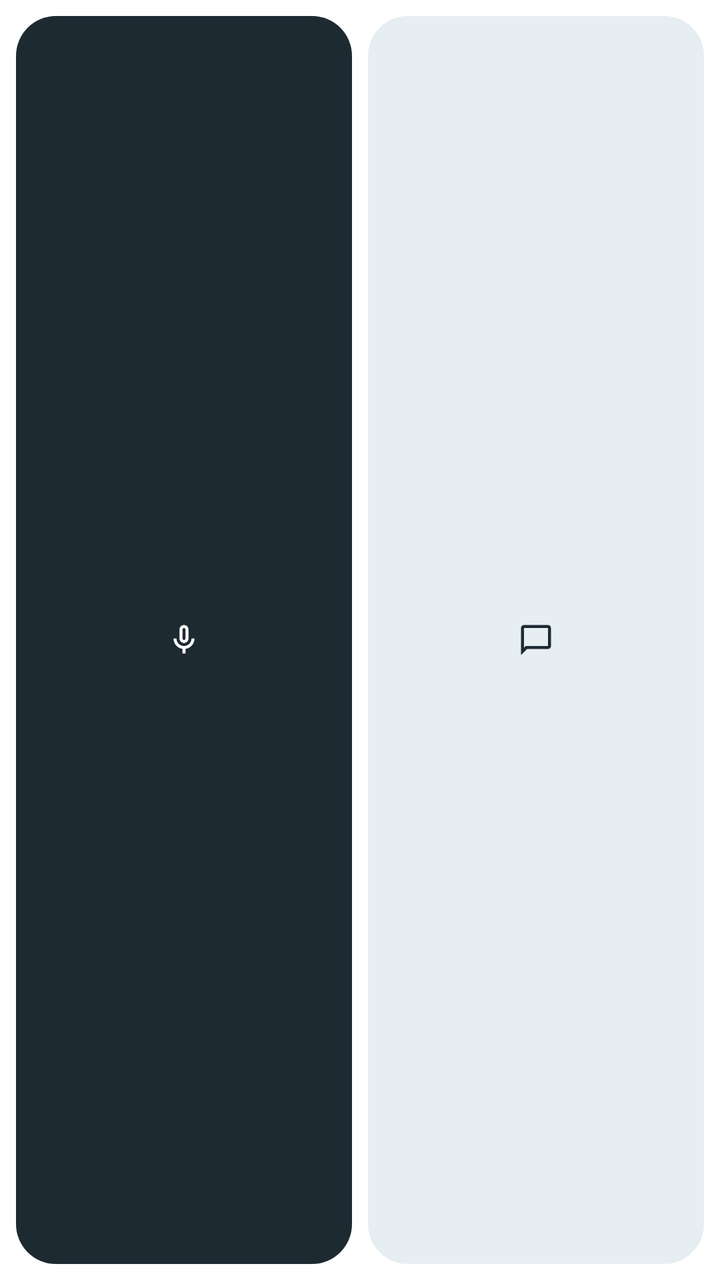
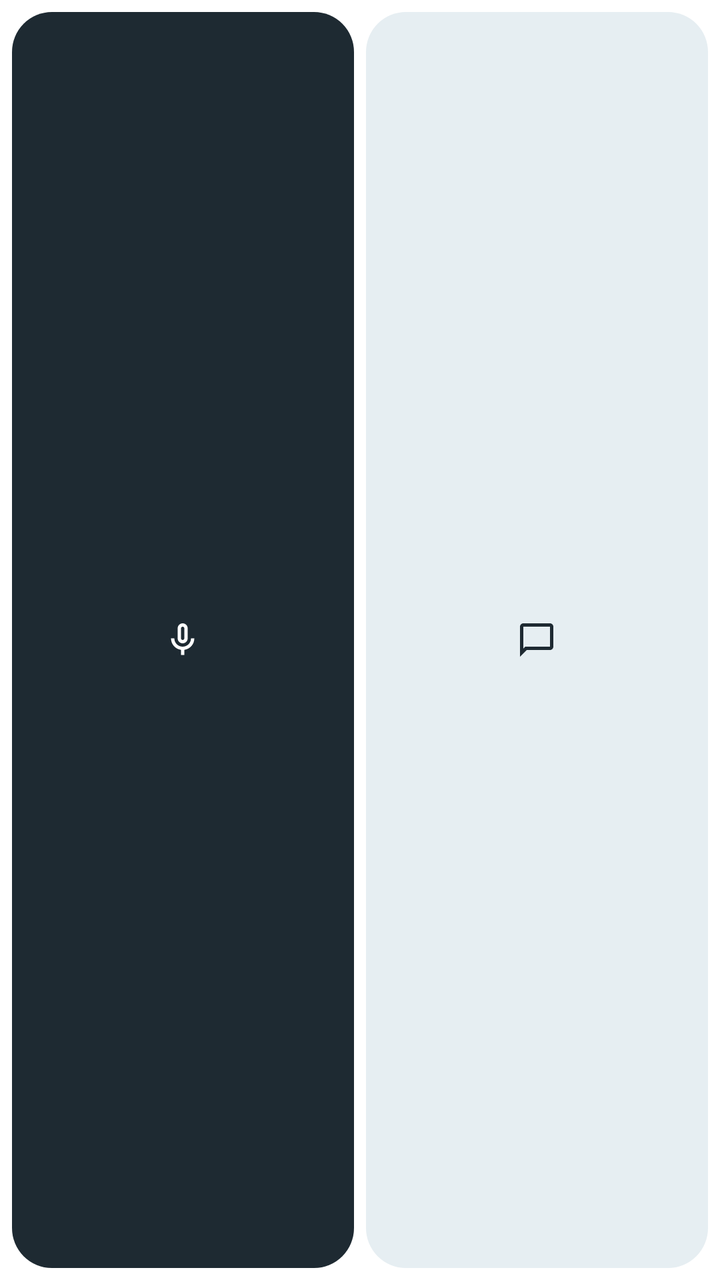

The first picture is an Android layout as it rendered before a commit; the second is the same layout after the commit. The layout source and the unified diff follow.
<!-- AndroidManifest.xml: fallback theme Theme.MaterialComponents.DayNight.NoActionBar -->
<!-- res/layout/widget_buttons.xml -->
<?xml version="1.0" encoding="utf-8"?>
<LinearLayout xmlns:android="http://schemas.android.com/apk/res/android"
    android:id="@android:id/background"
    android:layout_width="match_parent"
    android:layout_height="match_parent"
    android:background="@drawable/widget_background"
    android:clipToOutline="true"
    android:orientation="horizontal"
    android:padding="8dp">
        <LinearLayout
            android:id="@+id/button_speak"
            android:layout_width="0dp"
            android:layout_height="match_parent"
            android:layout_weight="1"
            android:background="@drawable/widget_button_filled"
            android:gravity="center"
            android:orientation="horizontal"
            android:contentDescription="@string/widget_speak">
            <ImageView
                android:layout_width="18dp"
                android:layout_height="18dp"
                android:importantForAccessibility="no"
                android:src="@drawable/widget_ic_speak"
                android:tint="@color/widget_on_brand" />
        </LinearLayout>
        <LinearLayout
            android:id="@+id/button_ask"
            android:layout_width="0dp"
            android:layout_height="match_parent"
            android:layout_weight="1"
            android:background="@drawable/widget_button_tonal"
            android:gravity="center"
            android:orientation="horizontal"
            android:contentDescription="@string/widget_ask"
            android:layout_marginStart="8dp">
            <ImageView
                android:layout_width="18dp"
                android:layout_height="18dp"
                android:importantForAccessibility="no"
                android:src="@drawable/widget_ic_ask"
                android:tint="@color/widget_on_tonal" />
        </LinearLayout>
</LinearLayout>
<!-- resources referenced by this layout -->
<resources>
  <color name="widget_on_brand">#FFFFFFFF</color>
  <color name="widget_on_tonal">#FF1E2A32</color>
  <!-- drawable widget_background (drawable) -->
  <?xml version="1.0" encoding="utf-8"?>
  <shape xmlns:android="http://schemas.android.com/apk/res/android" android:shape="rectangle">
      <solid android:color="@color/widget_surface" />
      <corners android:radius="@dimen/widget_corner_radius" />
  </shape>
  <!-- drawable widget_button_filled (drawable) -->
  <?xml version="1.0" encoding="utf-8"?>
  <shape xmlns:android="http://schemas.android.com/apk/res/android" android:shape="rectangle">
      <solid android:color="@color/widget_brand" />
      <corners android:radius="20dp" />
  </shape>
  <!-- drawable widget_button_tonal (drawable) -->
  <?xml version="1.0" encoding="utf-8"?>
  <shape xmlns:android="http://schemas.android.com/apk/res/android" android:shape="rectangle">
      <solid android:color="@color/widget_tonal" />
      <corners android:radius="20dp" />
  </shape>
  <!-- drawable widget_ic_ask (drawable) -->
  <?xml version="1.0" encoding="utf-8"?>
  <vector xmlns:android="http://schemas.android.com/apk/res/android"
      android:width="20dp"
      android:height="20dp"
      android:viewportWidth="24"
      android:viewportHeight="24">
      <path
          android:fillColor="#FFFFFFFF"
          android:pathData="M20,2H4C2.9,2 2,2.9 2,4v18l4,-4h14c1.1,0 2,-0.9 2,-2V4C22,2.9 21.1,2 20,2zM20,16H5.17L4,17.17V4h16V16z" />
  </vector>
  <!-- drawable widget_ic_speak (drawable) -->
  <?xml version="1.0" encoding="utf-8"?>
  <vector xmlns:android="http://schemas.android.com/apk/res/android"
      android:width="20dp"
      android:height="20dp"
      android:viewportWidth="24"
      android:viewportHeight="24">
      <path
          android:fillColor="#FFFFFFFF"
          android:pathData="M12,14c1.66,0 3,-1.34 3,-3V5c0,-1.66 -1.34,-3 -3,-3S9,3.34 9,5v6C9,12.66 10.34,14 12,14zM11,5c0,-0.55 0.45,-1 1,-1s1,0.45 1,1v6c0,0.55 -0.45,1 -1,1s-1,-0.45 -1,-1V5z" />
      <path
          android:fillColor="#FFFFFFFF"
          android:pathData="M17,11c0,2.76 -2.24,5 -5,5s-5,-2.24 -5,-5H5c0,3.53 2.61,6.43 6,6.92V21h2v-3.08c3.39,-0.49 6,-3.39 6,-6.92H17z" />
  </vector>
  <string name="widget_ask">Ask</string>
  <string name="widget_speak">Speak</string>
  <color name="widget_surface">#FFFFFFFF</color>
  <dimen name="widget_corner_radius">16dp</dimen>
  <color name="widget_brand">#FF1E2A32</color>
  <color name="widget_tonal">#FFE6EEF2</color>
</resources>

<!-- the commit's change to res/layout/widget_buttons.xml (unified diff, before → after) -->
@@ -6,38 +6,39 @@
     android:background="@drawable/widget_background"
     android:clipToOutline="true"
     android:orientation="horizontal"
-    android:padding="8dp">
-        <LinearLayout
-            android:id="@+id/button_speak"
-            android:layout_width="0dp"
-            android:layout_height="match_parent"
-            android:layout_weight="1"
-            android:background="@drawable/widget_button_filled"
-            android:gravity="center"
-            android:orientation="horizontal"
-            android:contentDescription="@string/widget_speak">
-            <ImageView
-                android:layout_width="18dp"
-                android:layout_height="18dp"
-                android:importantForAccessibility="no"
-                android:src="@drawable/widget_ic_speak"
-                android:tint="@color/widget_on_brand" />
-        </LinearLayout>
-        <LinearLayout
-            android:id="@+id/button_ask"
-            android:layout_width="0dp"
-            android:layout_height="match_parent"
-            android:layout_weight="1"
-            android:background="@drawable/widget_button_tonal"
-            android:gravity="center"
-            android:orientation="horizontal"
-            android:contentDescription="@string/widget_ask"
-            android:layout_marginStart="8dp">
-            <ImageView
-                android:layout_width="18dp"
-                android:layout_height="18dp"
-                android:importantForAccessibility="no"
-                android:src="@drawable/widget_ic_ask"
-                android:tint="@color/widget_on_tonal" />
-        </LinearLayout>
+    android:paddingHorizontal="6dp"
+    android:paddingVertical="6dp">
+    <LinearLayout
+        android:id="@+id/button_speak"
+        android:layout_width="0dp"
+        android:layout_height="match_parent"
+        android:layout_weight="1"
+        android:background="@drawable/widget_button_filled"
+        android:gravity="center"
+        android:orientation="horizontal"
+        android:contentDescription="@string/widget_speak">
+        <ImageView
+            android:layout_width="20dp"
+            android:layout_height="20dp"
+            android:importantForAccessibility="no"
+            android:src="@drawable/widget_ic_speak"
+            android:tint="@color/widget_on_brand" />
+    </LinearLayout>
+    <LinearLayout
+        android:id="@+id/button_ask"
+        android:layout_width="0dp"
+        android:layout_height="match_parent"
+        android:layout_weight="1"
+        android:layout_marginStart="6dp"
+        android:background="@drawable/widget_button_tonal"
+        android:gravity="center"
+        android:orientation="horizontal"
+        android:contentDescription="@string/widget_ask">
+        <ImageView
+            android:layout_width="20dp"
+            android:layout_height="20dp"
+            android:importantForAccessibility="no"
+            android:src="@drawable/widget_ic_ask"
+            android:tint="@color/widget_on_tonal" />
+    </LinearLayout>
 </LinearLayout>
